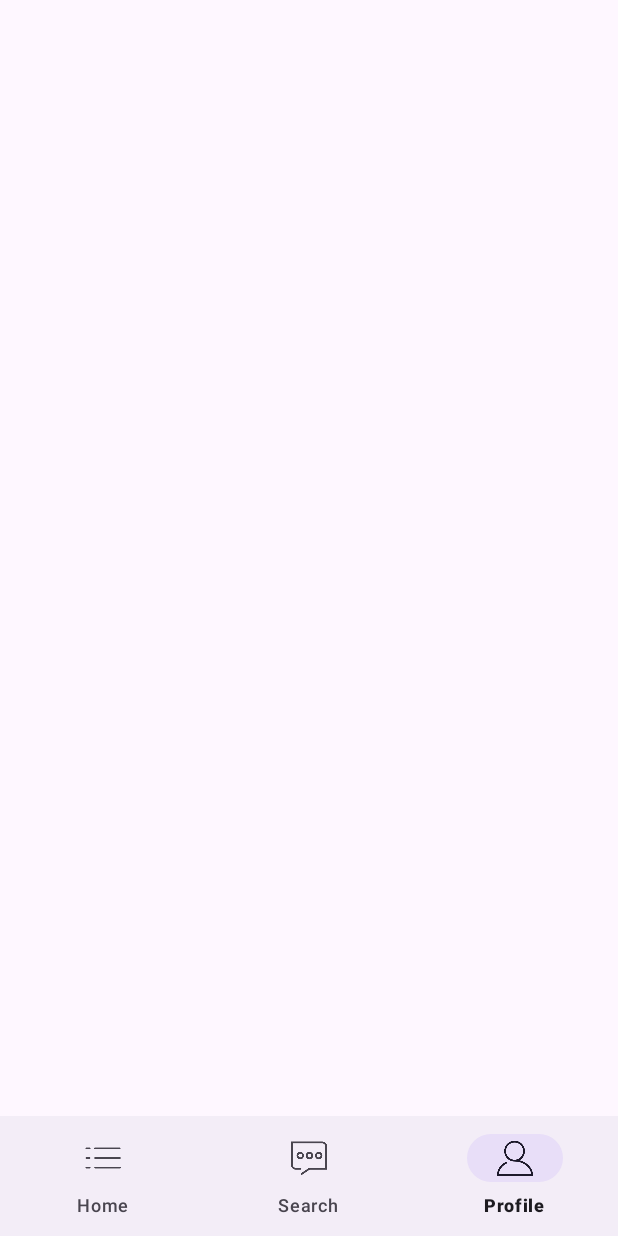
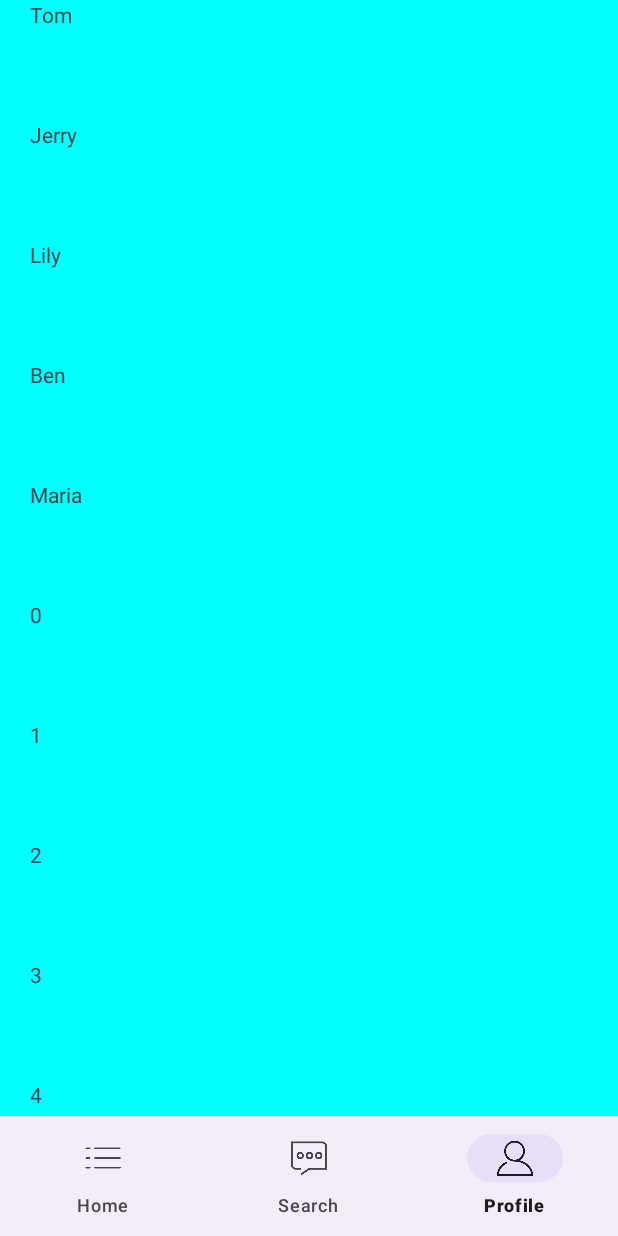
Before and after one commit to OrientalCoder/timing, an Android app: the screen it shows after launch (MainActivity), item 3 of the bottom bar chosen, on a phone screen of 412 x 824 dp. Run offline under Robolectric (Android 15) with nearby library versions, the phone set to English and light mode, and no system bars.

Commit message:
1.修改icon 2.增加瀑布流图片点击跳转

```diff
--- a/app/src/main/AndroidManifest.xml
+++ b/app/src/main/AndroidManifest.xml
@@ -6,7 +6,7 @@
         android:allowBackup="true"
         android:dataExtractionRules="@xml/data_extraction_rules"
         android:fullBackupContent="@xml/backup_rules"
-        android:icon="@mipmap/ic_launcher"
+        android:icon="@drawable/dura"
         android:label="@string/app_name"
         android:roundIcon="@mipmap/ic_launcher_round"
         android:supportsRtl="true"
--- a/app/src/main/java/com/dsw/timing/MainActivity.kt
+++ b/app/src/main/java/com/dsw/timing/MainActivity.kt
@@ -18,7 +18,7 @@ class MainActivity : AppCompatActivity() {
         setContentView(R.layout.activity_main)
         ViewCompat.setOnApplyWindowInsetsListener(findViewById(R.id.main)) { v, insets ->
             val systemBars = insets.getInsets(WindowInsetsCompat.Type.systemBars())
-            v.setPadding(systemBars.left, systemBars.top, systemBars.right, systemBars.bottom)
+            v.setPadding(systemBars.left, systemBars.top, systemBars.right, 0)
             insets
         }
 
--- a/app/src/main/java/com/dsw/timing/adapter/PandaAdapter.kt
+++ b/app/src/main/java/com/dsw/timing/adapter/PandaAdapter.kt
@@ -16,7 +16,8 @@ import com.dsw.timing.R
 import com.dsw.timing.ScreenUtils
 import com.dsw.timing.bean.Panda
 
-class PandaAdapter(private val items : List<Panda>) : RecyclerView.Adapter<PandaAdapter.ViewHolder>() {
+class PandaAdapter(private val items: List<Panda>, val recyclerView: RecyclerView, val imgBig: ImageView) : RecyclerView.Adapter<PandaAdapter.ViewHolder>() {
+    val TAG: String = "PandaAdapter"
 
     class ViewHolder(itemView: View) : RecyclerView.ViewHolder(itemView) {
         val textView : TextView = itemView.findViewById(R.id.txt_panda)
@@ -31,15 +32,15 @@ class PandaAdapter(private val items : List<Panda>) : RecyclerView.Adapter<Panda
 
     override fun onBindViewHolder(holder: ViewHolder, position: Int) {
         val currentItem = items[position]
-        holder.textView.text = currentItem.name
-        //holder.img.setImageResource(currentItem.img)
+        //currentItem.img?.let { holder.img.setImageResource(it) }
         Glide.with(holder.img.context)
             .load(currentItem.img)
             .override(Target.SIZE_ORIGINAL, Target.SIZE_ORIGINAL)
             .into(object : CustomTarget<Drawable>() {
                 override fun onLoadStarted(placeholder: Drawable?) {
+                    Log.d(TAG, "onLoadStarted")
                     super.onLoadStarted(placeholder)
-                    holder.img.setImageDrawable(placeholder)
+                    //holder.img.setImageDrawable(placeholder)
                 }
 
                 override fun onLoadCleared(placeholder: Drawable?) {
@@ -52,16 +53,34 @@ class PandaAdapter(private val items : List<Panda>) : RecyclerView.Adapter<Panda
                     val imageHeight: Float = resource.intrinsicHeight.toFloat()
                     val imageWidth : Float = resource.intrinsicWidth.toFloat()
 
+                    val layoutParams = holder.itemView.layoutParams .apply {
+                        this.width = ScreenUtils.getScreenWidth(holder.img.context) / 2 - 10
+                        this.height = ((imageHeight / imageWidth) * this.width).toInt() + 10
+                    }
 
-                    val layoutParams = holder.itemView.layoutParams
-                    layoutParams.width = ScreenUtils.getScreenWidth(holder.img.context) / 2 - 10
-                    layoutParams.height = ((imageHeight / imageWidth) * layoutParams.width).toInt()
-                    currentItem.height = layoutParams.height
                     Log.d("dsw", "img height: " + layoutParams.height)
-                    holder.itemView.layoutParams = layoutParams
+                    holder.img.also {
+                        it.setImageDrawable(resource)
+                        it.scaleType = ImageView.ScaleType.FIT_CENTER
+                        it.layoutParams.height = layoutParams.height
+                        it.setOnClickListener{
+                            recyclerView.visibility = View.GONE
+                            imgBig.apply {
+                                this.setImageDrawable(resource)
+                                this.scaleType = ImageView.ScaleType.FIT_CENTER
+                                this.visibility = View.VISIBLE
+                                this.setOnClickListener() {
+                                    this.visibility = View.GONE
+                                    recyclerView.visibility = View.VISIBLE
+                            }
 
-                    holder.img.setImageDrawable(resource)
-                    holder.img.scaleType = ImageView.ScaleType.FIT_CENTER
+                            }
+                        }
+                    }
+
+
+                    layoutParams.height += holder.textView.height
+                    holder.textView.text = currentItem.name
                 }
 
 
@@ -72,6 +91,12 @@ class PandaAdapter(private val items : List<Panda>) : RecyclerView.Adapter<Panda
         return items.count()
     }
 
+    open class OnImgItemClick(var imgId : ImageView) : View.OnClickListener {
+        override fun onClick(v: View?) {
+        }
+
+    }
+
 
 
 }
--- /dev/null
+++ b/app/src/main/java/com/dsw/timing/adapter/SimpleAdapter.java
@@ -0,0 +1,56 @@
+package com.dsw.timing.adapter;
+
+import android.util.Log;
+import android.view.LayoutInflater;
+import android.view.View;
+import android.view.ViewGroup;
+import android.widget.TextView;
+
+import androidx.annotation.NonNull;
+import androidx.recyclerview.widget.RecyclerView;
+
+import com.dsw.timing.R;
+
+import java.util.List;
+
+public class SimpleAdapter extends RecyclerView.Adapter<SimpleAdapter.ViewHolder> {
+    private final String TAG = "SimpleAdapter";
+
+    private List<String> textList;
+
+    public SimpleAdapter(List<String> textList) {
+        this.textList = textList;
+    }
+
+    @NonNull
+    @Override
+    public ViewHolder onCreateViewHolder(@NonNull ViewGroup parent, int viewType) {
+        Log.i(TAG, "onCreateViewHolder");
+        View view = LayoutInflater.from(parent.getContext()).inflate(R.layout.simple_item_layout, parent, false);
+        return new ViewHolder(view);
+    }
+
+    @Override
+    public void onBindViewHolder(@NonNull ViewHolder holder, int position) {
+        Log.i(TAG, "onBindViewHolder position: " + position );
+        holder.textView.setText(textList.get(position));
+    }
+
+    @Override
+    public int getItemCount() {
+        return textList.size();
+    }
+
+    class ViewHolder extends RecyclerView.ViewHolder {
+        private TextView textView;
+
+        public ViewHolder(@NonNull View itemView) {
+            super(itemView);
+            textView = itemView.findViewById(R.id.text);
+        }
+    }
+
+    public void refreshData() {
+        notifyDataSetChanged();
+    }
+}
--- a/app/src/main/java/com/dsw/timing/bean/Panda.kt
+++ b/app/src/main/java/com/dsw/timing/bean/Panda.kt
@@ -1,5 +1,7 @@
 package com.dsw.timing.bean
 
-class Panda (var img: Int, var name: String, var height: Int = 0) {
+class Panda (var img : Int?, var name: String, var height: Int = 0) {
+
+    constructor(name: String) : this(null, name)
 
 }
--- a/app/src/main/java/com/dsw/timing/fragment/HomeFragment.kt
+++ b/app/src/main/java/com/dsw/timing/fragment/HomeFragment.kt
@@ -4,8 +4,8 @@ import android.os.Bundle
 import android.view.LayoutInflater
 import android.view.View
 import android.view.ViewGroup
+import android.widget.ImageView
 import androidx.fragment.app.Fragment
-import androidx.recyclerview.widget.LinearLayoutManager
 import androidx.recyclerview.widget.RecyclerView
 import androidx.recyclerview.widget.StaggeredGridLayoutManager
 import com.dsw.timing.R
@@ -15,6 +15,7 @@ import com.dsw.timing.bean.Panda
 class HomeFragment : Fragment() {
 
     private lateinit var myRecyclerView : RecyclerView
+    private lateinit var img_big : ImageView
 
     override fun onCreate(savedInstanceState: Bundle?) {
         super.onCreate(savedInstanceState)
@@ -31,16 +32,23 @@ class HomeFragment : Fragment() {
     override fun onViewCreated(view: View, savedInstanceState: Bundle?) {
         super.onViewCreated(view, savedInstanceState)
         myRecyclerView = view.findViewById(R.id.recycler_main)
+        img_big = view.findViewById(R.id.img_bigsize)
 
-        var items : ArrayList<Panda> = ArrayList<Panda>()
-        initList(items)
-        initList(items)
+        var items : ArrayList<Panda> = ArrayList<Panda>().also {
+            initList(it)
+            initList(it)
+        }
 
-        myRecyclerView.adapter = PandaAdapter(items)
+        myRecyclerView.adapter = PandaAdapter(items, myRecyclerView, img_big)
+
         myRecyclerView.layoutManager = StaggeredGridLayoutManager(2, StaggeredGridLayoutManager.VERTICAL)
     }
 
+
+
+
     private fun initList(lists : ArrayList<Panda>) {
+        lists.add(Panda("测试"))
         lists.add(Panda( R.drawable.xihu1, "西湖1"))
         lists.add(Panda( R.drawable.wenjun2, "wenjun1"))
 
--- a/app/src/main/java/com/dsw/timing/fragment/ProfileFragment.java
+++ b/app/src/main/java/com/dsw/timing/fragment/ProfileFragment.java
@@ -1,6 +1,45 @@
 package com.dsw.timing.fragment;
 
+import android.os.Bundle;
+import android.view.LayoutInflater;
+import android.view.View;
+import android.view.ViewGroup;
+
+import androidx.annotation.NonNull;
+import androidx.annotation.Nullable;
 import androidx.fragment.app.Fragment;
+import androidx.recyclerview.widget.LinearLayoutManager;
+import androidx.recyclerview.widget.RecyclerView;
+
+import com.dsw.timing.R;
+import com.dsw.timing.adapter.SimpleAdapter;
+
+import java.util.ArrayList;
+import java.util.Arrays;
+import java.util.List;
 
 public class ProfileFragment extends Fragment {
+    private RecyclerView mRecyclerView;
+
+    @Nullable
+    @Override
+    public View onCreateView(@NonNull LayoutInflater inflater, @Nullable ViewGroup container, @Nullable Bundle savedInstanceState) {
+        View view = inflater.inflate(R.layout.profilefragment_layout, container, false);
+        return view;
+    }
+
+    @Override
+    public void onViewCreated(@NonNull View view, @Nullable Bundle savedInstanceState) {
+        super.onViewCreated(view, savedInstanceState);
+        mRecyclerView = view.findViewById(R.id.simple_recyclerview);
+
+        List<String> list = Arrays.asList("Tom", "Jerry", "Lily", "Ben", "Maria");
+        List<String> list2 = new ArrayList<>(list);
+        for(int i=0; i < 10; i++) {
+            list2.add(String.valueOf(i));
+        }
+
+        mRecyclerView.setLayoutManager(new LinearLayoutManager(getContext()));
+        mRecyclerView.setAdapter(new SimpleAdapter(list2));
+    }
 }
--- a/app/src/main/res/layout/homefragment_layout.xml
+++ b/app/src/main/res/layout/homefragment_layout.xml
@@ -4,11 +4,24 @@
     android:layout_height="match_parent">
 
 
-    <androidx.recyclerview.widget.RecyclerView
-        android:id="@+id/recycler_main"
+    <FrameLayout
         android:layout_width="match_parent"
         android:layout_height="match_parent">
 
-    </androidx.recyclerview.widget.RecyclerView>
+        <androidx.recyclerview.widget.RecyclerView
+            android:id="@+id/recycler_main"
+            android:layout_width="match_parent"
+            android:layout_height="match_parent"
+            android:visibility="visible">
+        </androidx.recyclerview.widget.RecyclerView>
+
+        <ImageView
+            android:id="@+id/img_bigsize"
+            android:layout_gravity="center_vertical"
+            android:layout_width="match_parent"
+            android:layout_height="match_parent"
+            android:visibility="gone"/>
+
+    </FrameLayout>
 
 </RelativeLayout>
--- a/app/src/main/res/layout/panda_item_layout.xml
+++ b/app/src/main/res/layout/panda_item_layout.xml
@@ -13,8 +13,7 @@
         android:id="@+id/txt_panda"
         android:layout_width="wrap_content"
         android:layout_height="wrap_content"
-        android:layout_toRightOf="@+id/image_panda"
-        android:visibility="gone"
+        android:layout_below="@+id/image_panda"
         android:layout_marginLeft="20dp"/>
 
 </RelativeLayout>
--- /dev/null
+++ b/app/src/main/res/layout/profilefragment_layout.xml
@@ -0,0 +1,13 @@
+<?xml version="1.0" encoding="utf-8"?>
+<RelativeLayout xmlns:android="http://schemas.android.com/apk/res/android"
+    android:layout_width="match_parent"
+    android:layout_height="match_parent">
+
+    <androidx.recyclerview.widget.RecyclerView
+        android:id="@+id/simple_recyclerview"
+        android:layout_width="match_parent"
+        android:layout_height="match_parent">
+
+    </androidx.recyclerview.widget.RecyclerView>
+
+</RelativeLayout>
--- /dev/null
+++ b/app/src/main/res/layout/simple_item_layout.xml
@@ -0,0 +1,15 @@
+<?xml version="1.0" encoding="utf-8"?>
+<LinearLayout xmlns:android="http://schemas.android.com/apk/res/android"
+    android:layout_width="match_parent"
+    android:layout_height="wrap_content">
+
+    <TextView
+        android:id="@+id/text"
+        android:background="@color/blue"
+        android:layout_width="match_parent"
+        android:layout_height="80dp"
+        android:paddingLeft="20dp">
+
+    </TextView>
+
+</LinearLayout>
--- a/app/src/main/res/values/colors.xml
+++ b/app/src/main/res/values/colors.xml
@@ -2,4 +2,5 @@
 <resources>
     <color name="black">#FF000000</color>
     <color name="white">#FFFFFFFF</color>
+    <color name="blue">#FF00FFFF</color>
 </resources>
```
Also changed, not shown: app/src/main/res/drawable/dura.jpg (added).
